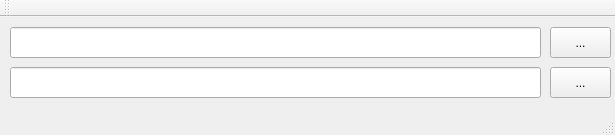
RStravinsky/ExcelToXML, file mainwindow.ui: the form before one commit.
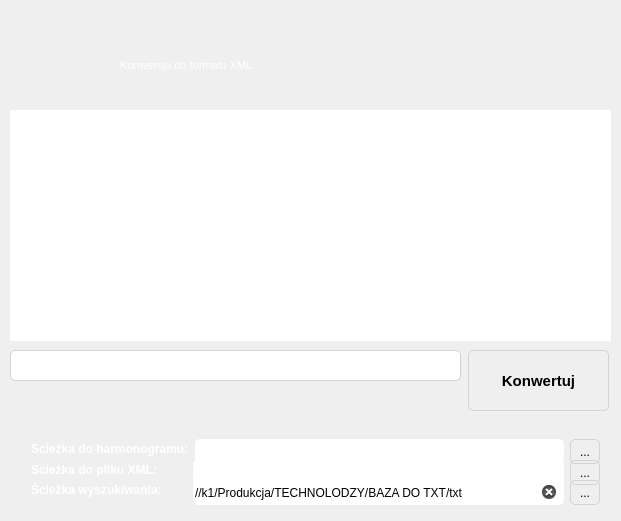
The form after the commit. Icons and pictures are not drawn.

```diff
--- a/mainwindow.ui
+++ b/mainwindow.ui
@@ -6,80 +6,753 @@
    <rect>
     <x>0</x>
     <y>0</y>
-    <width>615</width>
-    <height>135</height>
+    <width>621</width>
+    <height>521</height>
    </rect>
   </property>
   <property name="windowTitle">
-   <string>MainWindow</string>
+   <string>XML Converter</string>
+  </property>
+  <property name="windowIcon">
+   <iconset resource="resources.qrc">
+    <normaloff>:/images/images/icon.ico</normaloff>:/images/images/icon.ico</iconset>
+  </property>
+  <property name="styleSheet">
+   <string notr="true">QListWidget {
+  background-color: &quot;white&quot;;
+  font-size: 10pt;
+  color: &quot;gray&quot;;
+  font-size: 9pt;
+  font-family: &quot;Arial&quot;;
+  border-radius: 5px;
+  border-width: 2px solid lightgray;
+}
+
+#centralWidget QScrollBar:vertical {
+  border: none;
+  background: &quot;transparent&quot;;
+  width: 15px;
+  margin: 20px 0px 20px 0px;
+}
+
+#centralWidget QScrollBar::handle:vertical {
+  background: &quot;lightgray&quot;;
+  min-height: 20px;
+  border-radius: 2px;
+}
+
+#centralWidget QScrollBar::add-line:vertical {
+  image: url(:/images/images/downArrow.png);
+  background: &quot;lightgray&quot;;
+  height: 15px;
+  subcontrol-position: bottom;
+  subcontrol-origin: margin;
+  border-radius: 2px;
+}
+
+#centralWidget QScrollBar::sub-line:vertical {
+  image: url(:/images/images/upArrow.png);
+  background: &quot;lightgray&quot;;
+  height: 15px;
+  subcontrol-position: top;
+  subcontrol-origin: margin;
+  border-radius: 2px;
+}
+</string>
   </property>
   <widget class="QWidget" name="centralWidget">
-   <widget class="QLineEdit" name="excelPathLe">
+   <widget class="QFrame" name="bottomFrame">
     <property name="geometry">
      <rect>
-      <x>10</x>
-      <y>10</y>
-      <width>531</width>
-      <height>31</height>
+      <x>0</x>
+      <y>420</y>
+      <width>621</width>
+      <height>101</height>
      </rect>
     </property>
+    <property name="styleSheet">
+     <string notr="true">#bottomFrame {
+border: none;
+background: qlineargradient(x1: 0, y1: 0, x2: 0, y2: 1,
+stop: 0 #a6a6a6, stop: 0.08 #7f7f7f,
+stop: 0.49999 #717171);
+border-top-right-radius: 10px;
+border-top-left-radius:10px;
+}
+</string>
+    </property>
+    <property name="frameShape">
+     <enum>QFrame::StyledPanel</enum>
+    </property>
+    <property name="frameShadow">
+     <enum>QFrame::Raised</enum>
+    </property>
+    <widget class="QWidget" name="layoutWidget">
+     <property name="geometry">
+      <rect>
+       <x>20</x>
+       <y>8</y>
+       <width>591</width>
+       <height>83</height>
+      </rect>
+     </property>
+     <layout class="QVBoxLayout" name="verticalLayout">
+      <property name="spacing">
+       <number>0</number>
+      </property>
+      <item>
+       <layout class="QHBoxLayout" name="inputLayout">
+        <item>
+         <widget class="QLabel" name="excelLbl">
+          <property name="sizePolicy">
+           <sizepolicy hsizetype="Maximum" vsizetype="Preferred">
+            <horstretch>0</horstretch>
+            <verstretch>0</verstretch>
+           </sizepolicy>
+          </property>
+          <property name="minimumSize">
+           <size>
+            <width>135</width>
+            <height>0</height>
+           </size>
+          </property>
+          <property name="maximumSize">
+           <size>
+            <width>16777215</width>
+            <height>16777215</height>
+           </size>
+          </property>
+          <property name="font">
+           <font>
+            <family>Arial</family>
+            <pointsize>9</pointsize>
+            <weight>75</weight>
+            <bold>true</bold>
+           </font>
+          </property>
+          <property name="toolTip">
+           <string>Scieżka przeszukiwania plików *.PDF</string>
+          </property>
+          <property name="toolTipDuration">
+           <number>-1</number>
+          </property>
+          <property name="whatsThis">
+           <string/>
+          </property>
+          <property name="text">
+           <string>&lt;html&gt;&lt;head/&gt;&lt;body&gt;&lt;p&gt;&lt;span style=&quot; color:#ffffff;&quot;&gt;Scieżka do harmonogramu:&lt;/span&gt;&lt;/p&gt;&lt;/body&gt;&lt;/html&gt;</string>
+          </property>
+         </widget>
+        </item>
+        <item>
+         <widget class="QLineEdit" name="excelPathLe">
+          <property name="minimumSize">
+           <size>
+            <width>0</width>
+            <height>25</height>
+           </size>
+          </property>
+          <property name="maximumSize">
+           <size>
+            <width>16777215</width>
+            <height>25</height>
+           </size>
+          </property>
+          <property name="font">
+           <font>
+            <family>Arial</family>
+            <pointsize>9</pointsize>
+           </font>
+          </property>
+          <property name="toolTip">
+           <string/>
+          </property>
+          <property name="toolTipDuration">
+           <number>-1</number>
+          </property>
+          <property name="statusTip">
+           <string/>
+          </property>
+          <property name="whatsThis">
+           <string/>
+          </property>
+          <property name="autoFillBackground">
+           <bool>false</bool>
+          </property>
+          <property name="styleSheet">
+           <string notr="true">QLineEdit {
+    font-size: 9pt; 
+    color: &quot;gray&quot;;
+    font-family: &quot;Arial&quot;;
+	border-radius: 5px;
+    border-width: 2px solid lightgray;
+}</string>
+          </property>
+          <property name="text">
+           <string/>
+          </property>
+          <property name="frame">
+           <bool>true</bool>
+          </property>
+          <property name="readOnly">
+           <bool>false</bool>
+          </property>
+          <property name="placeholderText">
+           <string notr="true"/>
+          </property>
+          <property name="clearButtonEnabled">
+           <bool>true</bool>
+          </property>
+         </widget>
+        </item>
+        <item>
+         <widget class="QPushButton" name="excelPathBtn">
+          <property name="sizePolicy">
+           <sizepolicy hsizetype="Preferred" vsizetype="Fixed">
+            <horstretch>0</horstretch>
+            <verstretch>0</verstretch>
+           </sizepolicy>
+          </property>
+          <property name="minimumSize">
+           <size>
+            <width>30</width>
+            <height>25</height>
+           </size>
+          </property>
+          <property name="maximumSize">
+           <size>
+            <width>30</width>
+            <height>25</height>
+           </size>
+          </property>
+          <property name="styleSheet">
+           <string notr="true">QPushButton {
+color: &quot;gray&quot;;
+border: 1px solid lightgray;
+border-radius: 5px;
+background: &quot;white&quot;;
+}
+
+QPushButton:hover {
+background: &quot;lightgray&quot;;
+color: &quot;white&quot;;
+}
+
+QPushButton:pressed {
+border: 1px solid &quot;gray&quot;;
+background: #A9A9A9 ;
+}
+</string>
+          </property>
+          <property name="text">
+           <string>...</string>
+          </property>
+         </widget>
+        </item>
+       </layout>
+      </item>
+      <item>
+       <layout class="QHBoxLayout" name="outputLayout">
+        <item>
+         <widget class="QLabel" name="xmlLbl">
+          <property name="sizePolicy">
+           <sizepolicy hsizetype="Maximum" vsizetype="Preferred">
+            <horstretch>0</horstretch>
+            <verstretch>0</verstretch>
+           </sizepolicy>
+          </property>
+          <property name="minimumSize">
+           <size>
+            <width>156</width>
+            <height>0</height>
+           </size>
+          </property>
+          <property name="maximumSize">
+           <size>
+            <width>16777215</width>
+            <height>16777215</height>
+           </size>
+          </property>
+          <property name="font">
+           <font>
+            <family>Arial</family>
+            <pointsize>9</pointsize>
+            <weight>75</weight>
+            <bold>true</bold>
+           </font>
+          </property>
+          <property name="toolTip">
+           <string>Ścieżka zapisu wyszukanych plików *.PDF</string>
+          </property>
+          <property name="whatsThis">
+           <string/>
+          </property>
+          <property name="text">
+           <string>&lt;html&gt;&lt;head/&gt;&lt;body&gt;&lt;p&gt;&lt;span style=&quot; color:#ffffff;&quot;&gt;Ścieżka do pliku XML:                                 &lt;/span&gt;&lt;/p&gt;&lt;/body&gt;&lt;/html&gt;</string>
+          </property>
+         </widget>
+        </item>
+        <item>
+         <widget class="QLineEdit" name="xmlPathLe">
+          <property name="minimumSize">
+           <size>
+            <width>0</width>
+            <height>25</height>
+           </size>
+          </property>
+          <property name="maximumSize">
+           <size>
+            <width>16777215</width>
+            <height>25</height>
+           </size>
+          </property>
+          <property name="font">
+           <font>
+            <family>Arial</family>
+            <pointsize>9</pointsize>
+           </font>
+          </property>
+          <property name="whatsThis">
+           <string/>
+          </property>
+          <property name="autoFillBackground">
+           <bool>false</bool>
+          </property>
+          <property name="styleSheet">
+           <string notr="true">QLineEdit {
+    font-size: 9pt; 
+    color: &quot;gray&quot;;
+    font-family: &quot;Arial&quot;;
+	border-radius: 5px;
+    border-width: 2px solid lightgray;
+}</string>
+          </property>
+          <property name="readOnly">
+           <bool>false</bool>
+          </property>
+          <property name="clearButtonEnabled">
+           <bool>true</bool>
+          </property>
+         </widget>
+        </item>
+        <item>
+         <widget class="QPushButton" name="xmlPathBtn">
+          <property name="sizePolicy">
+           <sizepolicy hsizetype="Fixed" vsizetype="Fixed">
+            <horstretch>0</horstretch>
+            <verstretch>0</verstretch>
+           </sizepolicy>
+          </property>
+          <property name="minimumSize">
+           <size>
+            <width>30</width>
+            <height>25</height>
+           </size>
+          </property>
+          <property name="maximumSize">
+           <size>
+            <width>30</width>
+            <height>25</height>
+           </size>
+          </property>
+          <property name="styleSheet">
+           <string notr="true">QPushButton {
+color: &quot;gray&quot;;
+border: 1px solid lightgray;
+border-radius: 5px;
+background: &quot;white&quot;;
+}
+
+QPushButton:hover {
+background: &quot;lightgray&quot;;
+color: &quot;white&quot;;
+}
+
+QPushButton:pressed {
+border: 1px solid &quot;gray&quot;;
+background: #A9A9A9 ;
+}</string>
+          </property>
+          <property name="text">
+           <string>...</string>
+          </property>
+         </widget>
+        </item>
+       </layout>
+      </item>
+      <item>
+       <layout class="QHBoxLayout" name="outputLayout_3">
+        <item>
+         <widget class="QLabel" name="searchLbl">
+          <property name="sizePolicy">
+           <sizepolicy hsizetype="Maximum" vsizetype="Preferred">
+            <horstretch>0</horstretch>
+            <verstretch>0</verstretch>
+           </sizepolicy>
+          </property>
+          <property name="minimumSize">
+           <size>
+            <width>156</width>
+            <height>0</height>
+           </size>
+          </property>
+          <property name="maximumSize">
+           <size>
+            <width>16777215</width>
+            <height>16777215</height>
+           </size>
+          </property>
+          <property name="font">
+           <font>
+            <family>Arial</family>
+            <pointsize>9</pointsize>
+            <weight>75</weight>
+            <bold>true</bold>
+           </font>
+          </property>
+          <property name="toolTip">
+           <string>Ścieżka zapisu wyszukanych plików *.PDF</string>
+          </property>
+          <property name="whatsThis">
+           <string/>
+          </property>
+          <property name="text">
+           <string>&lt;html&gt;&lt;head/&gt;&lt;body&gt;&lt;p&gt;&lt;span style=&quot; color:#ffffff;&quot;&gt;Ścieżka wyszukiwania:&lt;/span&gt;&lt;/p&gt;&lt;/body&gt;&lt;/html&gt;</string>
+          </property>
+         </widget>
+        </item>
+        <item>
+         <widget class="QLineEdit" name="searchPathLe">
+          <property name="minimumSize">
+           <size>
+            <width>0</width>
+            <height>25</height>
+           </size>
+          </property>
+          <property name="maximumSize">
+           <size>
+            <width>16777215</width>
+            <height>25</height>
+           </size>
+          </property>
+          <property name="font">
+           <font>
+            <family>Arial</family>
+            <pointsize>9</pointsize>
+           </font>
+          </property>
+          <property name="whatsThis">
+           <string/>
+          </property>
+          <property name="autoFillBackground">
+           <bool>false</bool>
+          </property>
+          <property name="styleSheet">
+           <string notr="true">QLineEdit {
+    font-size: 9pt; 
+    color: &quot;gray&quot;;
+    font-family: &quot;Arial&quot;;
+	border-radius: 5px;
+    border-width: 2px solid lightgray;
+}</string>
+          </property>
+          <property name="text">
+           <string>//k1/Produkcja/TECHNOLODZY/BAZA DO TXT/txt</string>
+          </property>
+          <property name="readOnly">
+           <bool>false</bool>
+          </property>
+          <property name="clearButtonEnabled">
+           <bool>true</bool>
+          </property>
+         </widget>
+        </item>
+        <item>
+         <widget class="QPushButton" name="searchPathBtn">
+          <property name="sizePolicy">
+           <sizepolicy hsizetype="Fixed" vsizetype="Fixed">
+            <horstretch>0</horstretch>
+            <verstretch>0</verstretch>
+           </sizepolicy>
+          </property>
+          <property name="minimumSize">
+           <size>
+            <width>30</width>
+            <height>25</height>
+           </size>
+          </property>
+          <property name="maximumSize">
+           <size>
+            <width>30</width>
+            <height>25</height>
+           </size>
+          </property>
+          <property name="styleSheet">
+           <string notr="true">QPushButton {
+color: &quot;gray&quot;;
+border: 1px solid lightgray;
+border-radius: 5px;
+background: &quot;white&quot;;
+}
+
+QPushButton:hover {
+background: &quot;lightgray&quot;;
+color: &quot;white&quot;;
+}
+
+QPushButton:pressed {
+border: 1px solid &quot;gray&quot;;
+background: #A9A9A9 ;
+}</string>
+          </property>
+          <property name="text">
+           <string>...</string>
+          </property>
+         </widget>
+        </item>
+       </layout>
+      </item>
+     </layout>
+    </widget>
    </widget>
-   <widget class="QLineEdit" name="xmlPathLe">
+   <widget class="QFrame" name="topFrame">
     <property name="geometry">
      <rect>
-      <x>10</x>
-      <y>50</y>
-      <width>531</width>
-      <height>31</height>
+      <x>0</x>
+      <y>0</y>
+      <width>621</width>
+      <height>101</height>
      </rect>
     </property>
+    <property name="styleSheet">
+     <string notr="true">#topFrame {
+border: none;
+background: qlineargradient(x1: 0, y1: 0, x2: 0, y2: 1,
+stop: 0 #a6a6a6, stop: 0.08 #7f7f7f,
+stop: 0.39999 #717171, stop: 0.4 #626262,
+stop: 0.9 #4c4c4c, stop: 1 #333333);
+border-bottom-right-radius: 10px;
+border-bottom-left-radius:10px;
+}
+
+#topFrame QPushButton {
+color: #333;
+border: 2px solid #555;
+border-radius: 11px;
+padding: 5px;
+background: qradialgradient(cx: 0.3, cy: -0.4,
+fx: 0.3, fy: -0.4,
+radius: 1.35, stop: 0 #fff, stop: 1 #888);
+}
+
+#topFrame QPushButton:hover {
+background: qradialgradient(cx: 0.3, cy: -0.4,
+fx: 0.3, fy: -0.4,
+radius: 1.35, stop: 0 #fff, stop: 1 #bbb);
+}
+
+#topFrame QPushButton:pressed {
+background: qradialgradient(cx: 0.4, cy: -0.1,
+fx: 0.4, fy: -0.1,
+radius: 1.35, stop: 0 #fff, stop: 1 #ddd);
+}</string>
+    </property>
+    <property name="frameShape">
+     <enum>QFrame::StyledPanel</enum>
+    </property>
+    <property name="frameShadow">
+     <enum>QFrame::Raised</enum>
+    </property>
+    <widget class="QLabel" name="logoLabel">
+     <property name="geometry">
+      <rect>
+       <x>10</x>
+       <y>0</y>
+       <width>101</width>
+       <height>101</height>
+      </rect>
+     </property>
+     <property name="text">
+      <string/>
+     </property>
+     <property name="pixmap">
+      <pixmap resource="resources.qrc">:/images/images/icon.ico</pixmap>
+     </property>
+     <property name="scaledContents">
+      <bool>true</bool>
+     </property>
+    </widget>
+    <widget class="QLabel" name="nameLabel">
+     <property name="geometry">
+      <rect>
+       <x>120</x>
+       <y>15</y>
+       <width>251</width>
+       <height>41</height>
+      </rect>
+     </property>
+     <property name="font">
+      <font>
+       <family>Arial</family>
+       <pointsize>36</pointsize>
+      </font>
+     </property>
+     <property name="text">
+      <string/>
+     </property>
+     <property name="pixmap">
+      <pixmap resource="resources.qrc">:/images/images/name.png</pixmap>
+     </property>
+    </widget>
+    <widget class="QLabel" name="descriptionLabel">
+     <property name="geometry">
+      <rect>
+       <x>120</x>
+       <y>55</y>
+       <width>291</width>
+       <height>21</height>
+      </rect>
+     </property>
+     <property name="font">
+      <font>
+       <family>Arial</family>
+       <pointsize>4</pointsize>
+       <weight>50</weight>
+       <bold>false</bold>
+      </font>
+     </property>
+     <property name="text">
+      <string>&lt;html&gt;&lt;head/&gt;&lt;body&gt;&lt;p&gt;&lt;span style=&quot; font-size:8pt; color:#ffffff;&quot;&gt;Konwersja do formatu XML&lt;/span&gt;&lt;/p&gt;&lt;/body&gt;&lt;/html&gt;</string>
+     </property>
+    </widget>
    </widget>
-   <widget class="QPushButton" name="excelBtn">
+   <widget class="QLabel" name="magnifierLbl">
     <property name="geometry">
      <rect>
-      <x>550</x>
-      <y>10</y>
-      <width>61</width>
-      <height>31</height>
+      <x>210</x>
+      <y>150</y>
+      <width>151</width>
+      <height>151</height>
      </rect>
     </property>
+    <property name="styleSheet">
+     <string notr="true"/>
+    </property>
     <property name="text">
-     <string>...</string>
+     <string/>
     </property>
    </widget>
-   <widget class="QPushButton" name="xmlBtn">
+   <widget class="QProgressBar" name="progressBar">
     <property name="geometry">
      <rect>
-      <x>550</x>
-      <y>50</y>
-      <width>61</width>
+      <x>10</x>
+      <y>350</y>
+      <width>451</width>
       <height>31</height>
      </rect>
     </property>
+    <property name="maximumSize">
+     <size>
+      <width>16777211</width>
+      <height>16777215</height>
+     </size>
+    </property>
+    <property name="styleSheet">
+     <string notr="true">QProgressBar {
+border: 1px solid lightgray;
+border-radius: 5px;
+padding: 1px;
+color: &quot;white&quot;;
+}
+
+QProgressBar::chunk {
+background: QLinearGradient( x1: 0, y1: 0, x2: 0, y2: 1,
+stop: 0 #06A6DA, 
+stop: 0.5 #1E90FF ,
+stop: 1 #238 );
+border-radius: 3px;
+border: 1px solid black;
+}</string>
+    </property>
+    <property name="value">
+     <number>0</number>
+    </property>
+    <property name="textVisible">
+     <bool>false</bool>
+    </property>
+   </widget>
+   <widget class="QPushButton" name="convertButton">
+    <property name="geometry">
+     <rect>
+      <x>468</x>
+      <y>350</y>
+      <width>141</width>
+      <height>61</height>
+     </rect>
+    </property>
+    <property name="font">
+     <font>
+      <family>Arial</family>
+      <pointsize>11</pointsize>
+      <weight>75</weight>
+      <bold>true</bold>
+     </font>
+    </property>
+    <property name="styleSheet">
+     <string notr="true">QPushButton {
+color: &quot;gray&quot;;
+border-radius: 5px;
+border: 1px solid lightgray;
+background: &quot;white&quot;;
+min-width: 80px;
+}
+
+QPushButton:hover {
+background: &quot;lightgray&quot;;
+color: &quot;white&quot;;
+width: 300px;
+}
+
+QPushButton:pressed {
+border: 1px solid &quot;gray&quot;;
+background: #A9A9A9 ;
+}
+</string>
+    </property>
     <property name="text">
-     <string>...</string>
+     <string>Konwertuj</string>
     </property>
+    <property name="icon">
+     <iconset>
+      <normaloff>:/images/images/convert.png</normaloff>:/images/images/convert.png</iconset>
+    </property>
+    <property name="iconSize">
+     <size>
+      <width>30</width>
+      <height>30</height>
+     </size>
+    </property>
    </widget>
+   <widget class="QListWidget" name="listWidget">
+    <property name="geometry">
+     <rect>
+      <x>10</x>
+      <y>110</y>
+      <width>601</width>
+      <height>231</height>
+     </rect>
+    </property>
+    <property name="styleSheet">
+     <string notr="true"/>
+    </property>
+    <property name="verticalScrollBarPolicy">
+     <enum>Qt::ScrollBarAsNeeded</enum>
+    </property>
+    <property name="alternatingRowColors">
+     <bool>true</bool>
+    </property>
+   </widget>
   </widget>
-  <widget class="QMenuBar" name="menuBar">
-   <property name="geometry">
-    <rect>
-     <x>0</x>
-     <y>0</y>
-     <width>615</width>
-     <height>21</height>
-    </rect>
-   </property>
-  </widget>
-  <widget class="QToolBar" name="mainToolBar">
-   <attribute name="toolBarArea">
-    <enum>TopToolBarArea</enum>
-   </attribute>
-   <attribute name="toolBarBreak">
-    <bool>false</bool>
-   </attribute>
-  </widget>
-  <widget class="QStatusBar" name="statusBar"/>
  </widget>
  <layoutdefault spacing="6" margin="11"/>
  <resources/>
```
Left out of the diff: 10 changed lines with no effect on the pictures.
